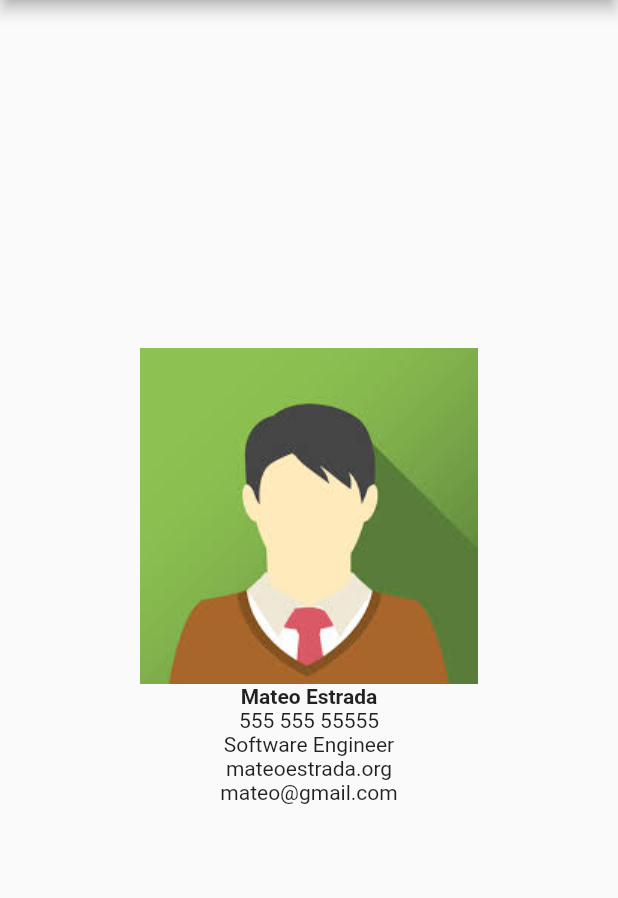
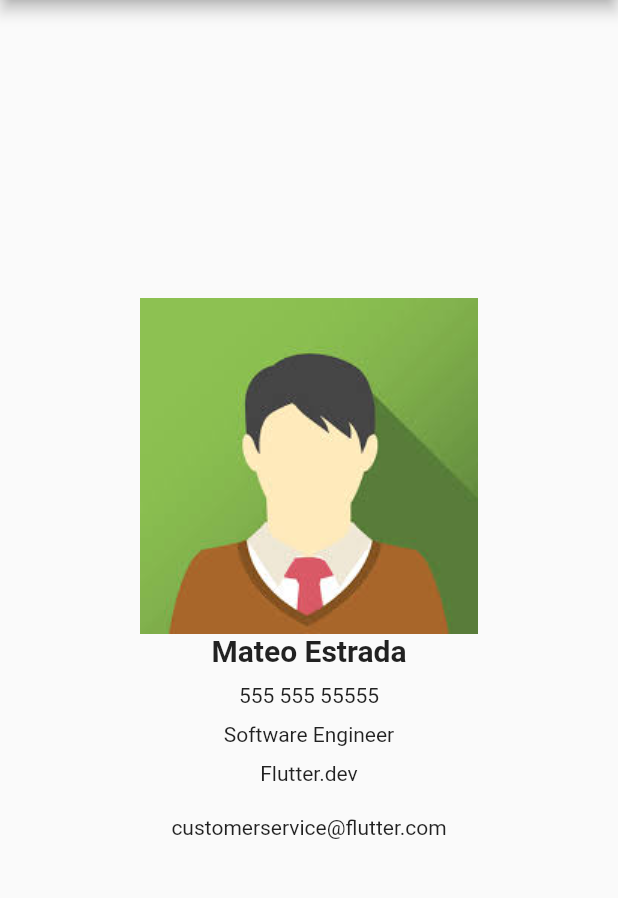
Before and after one commit to TheodoreAI/contact_app, a Flutter app: the screen it shows after launch, on a phone screen of 412 x 824 dp, the part 84-982 px from its top. Run offline on Flutter 3.47's test engine with Material 2 defaults, Android fonts, the phone set to English and light mode, and no system bars.

Commit message:
Added an SingleChildScrollViewimage to my buisness card.

```diff
--- a/lib/components/buisness_card.dart
+++ b/lib/components/buisness_card.dart
@@ -6,8 +6,8 @@ class BuisnessCard extends StatelessWidget {
   final String nameInput = 'Mateo Estrada';
   final String numberInput = '555 555 55555';
   final String titleNameInput = 'Software Engineer';
-  final String emailInput = 'mateo@gmail.com';
-  final String websiteInput = 'mateoestrada.org';
+  final String emailInput = 'customerservice@flutter.com';
+  final String websiteInput = 'Flutter.dev';
   const BuisnessCard({Key? key, required this.title}) : super(key: key);
 
   @override
--- a/lib/components/card_attributes.dart
+++ b/lib/components/card_attributes.dart
@@ -1,4 +1,5 @@
 import 'package:flutter/cupertino.dart';
+import 'package:url_launcher/url_launcher.dart';
 
 class CardAttributes extends StatelessWidget {
   final String name;
@@ -20,9 +21,11 @@ class CardAttributes extends StatelessWidget {
     return Center(
       child: Padding(
         padding: const EdgeInsets.all(0),
-        child: Column(
-          mainAxisAlignment: MainAxisAlignment.center,
-          children: returnArrayFields(),
+        child: SingleChildScrollView(
+          child: Column(
+            mainAxisAlignment: MainAxisAlignment.center,
+            children: returnArrayFields(),
+          ),
         ),
       ),
     );
@@ -33,12 +36,22 @@ class CardAttributes extends StatelessWidget {
       Image.asset('assets/avatar.jpeg'),
       Text(
         name,
-        style: const TextStyle(fontWeight: FontWeight.bold),
+        style: const TextStyle(fontWeight: FontWeight.bold, fontSize: 20),
       ),
-      Text(number),
+      getPaddingText('sms:5555555555', number),
       Text(titleName),
-      Text(website),
-      Text(email)
+      getPaddingText('https://flutter.dev', website),
+      getPaddingText('mailto:$email', email)
     ];
   }
+
+  Widget getPaddingText(String urlType, String textValue) {
+    return Padding(
+      padding: const EdgeInsets.all(10),
+      child: GestureDetector(
+        onTap: () => launch(urlType),
+        child: Text(textValue),
+      ),
+    );
+  }
 }
--- a/lib/main.dart
+++ b/lib/main.dart
@@ -1,8 +1,14 @@
 import 'package:flutter/material.dart';
+import 'package:flutter/services.dart';
 import 'app.dart';
 
 void main() {
   final String titleApp = 'Call Me Maybe';
+  SystemChrome.setPreferredOrientations([
+    DeviceOrientation.landscapeLeft,
+    DeviceOrientation.landscapeRight,
+    DeviceOrientation.portraitUp
+  ]);
   runApp(MyApp(
     title: titleApp,
   ));
--- a/pubspec.yaml
+++ b/pubspec.yaml
@@ -29,11 +29,8 @@ environment:
 dependencies:
   flutter:
     sdk: flutter
-
-
-  # The following adds the Cupertino Icons font to your application.
-  # Use with the CupertinoIcons class for iOS style icons.
   cupertino_icons: ^1.0.2
+  url_launcher: ^6.0.1
 
 dev_dependencies:
   flutter_test:
```
Also changed, not shown: pubspec.lock, 7 other files.
